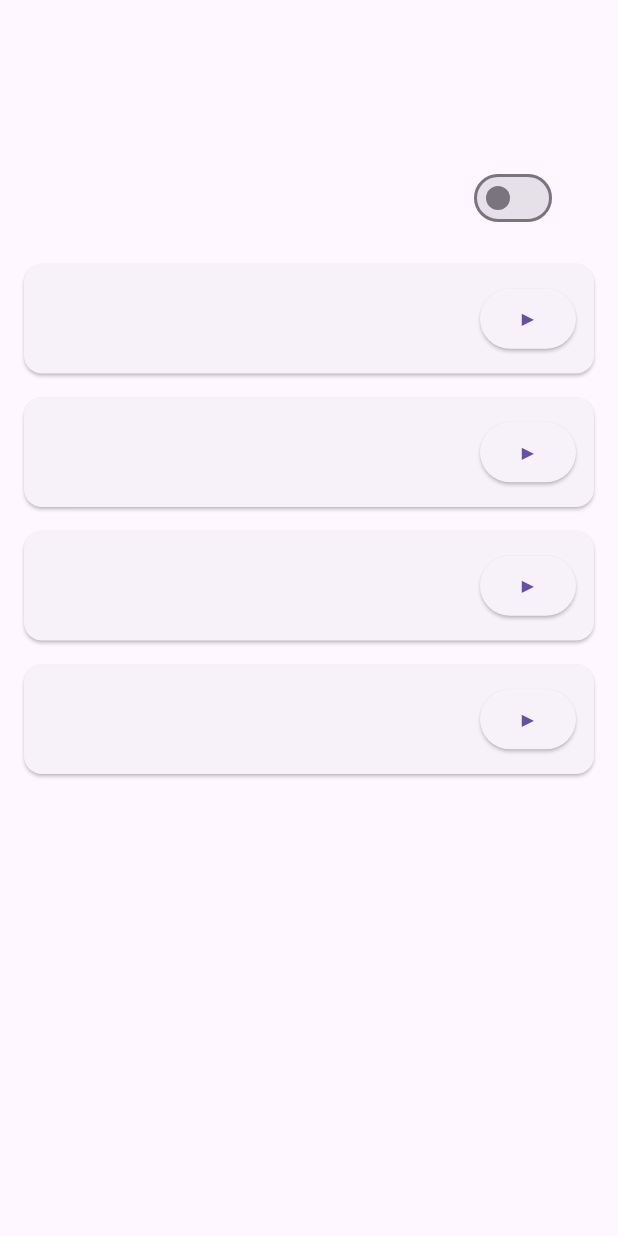
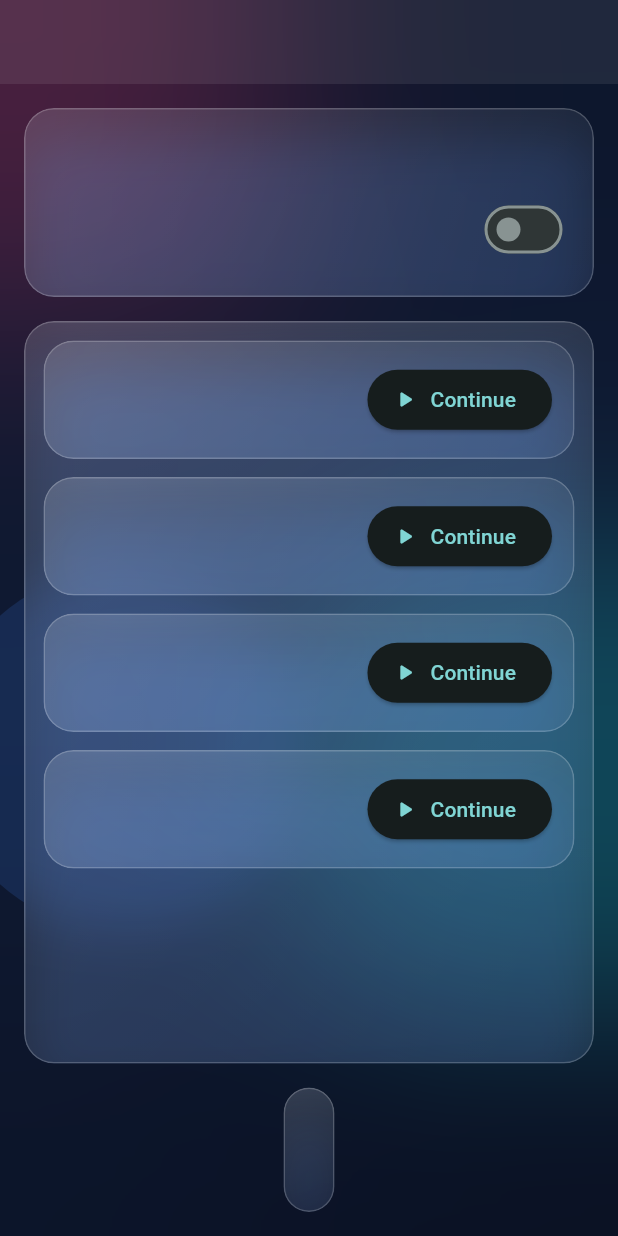
Before and after one commit to Bobagi/tictacverse, a Flutter app: the screen it shows after launch, on a phone screen of 412 x 824 dp. Run offline on Flutter 3.47's test engine with Material 3 defaults, Android fonts, the light colour scheme and no system bars.

Commit message:
Modernize board visuals and styling

```diff
--- a/lib/main.dart
+++ b/lib/main.dart
@@ -38,7 +38,16 @@ class _TicTacVerseAppState extends State<TicTacVerseApp> {
       ],
       supportedLocales: AppLocalizations.supportedLocales,
       theme: ThemeData(
-        primarySwatch: Colors.indigo,
+        colorScheme: ColorScheme.fromSeed(seedColor: Colors.cyanAccent, brightness: Brightness.dark),
+        scaffoldBackgroundColor: Colors.transparent,
+        useMaterial3: true,
+        appBarTheme: AppBarTheme(
+          backgroundColor: Colors.white.withOpacity(0.08),
+          elevation: 0,
+          foregroundColor: Colors.white,
+          centerTitle: false,
+        ),
+        textTheme: ThemeData.dark().textTheme.apply(fontFamily: 'Roboto'),
         visualDensity: VisualDensity.adaptivePlatformDensity,
       ),
       home: HomeScreen(metricsService: metricsService),
--- a/lib/services/visual_assets.dart
+++ b/lib/services/visual_assets.dart
@@ -1,8 +1,8 @@
 class VisualAssetConfig {
   VisualAssetConfig({
-    this.boardAssetPath = 'assets/board/default_board.png',
-    this.crossAssetPath = 'assets/symbols/x/default_x.png',
-    this.noughtAssetPath = 'assets/symbols/o/default_o.png',
+    this.boardAssetPath = 'assets/symbols/board/board.png',
+    this.crossAssetPath = 'assets/symbols/x/x.png',
+    this.noughtAssetPath = 'assets/symbols/o/o.png',
   });
 
   final String boardAssetPath;
--- a/lib/ui/screens/home_screen.dart
+++ b/lib/ui/screens/home_screen.dart
@@ -5,6 +5,7 @@ import '../../localization/app_localizations.dart';
 import '../../models/game_mode.dart';
 import '../../services/ad_service.dart';
 import '../../services/metrics_service.dart';
+import '../widgets/modern_background.dart';
 import '../screens/game_screen.dart';
 import '../widgets/mode_card.dart';
 
@@ -25,18 +26,25 @@ class _HomeScreenState extends State<HomeScreen> {
   @override
   Widget build(BuildContext context) {
     final AppLocalizations localization = AppLocalizations.of(context);
-    return Scaffold(
+    return ModernGradientBackground(
+      child: Scaffold(
+        backgroundColor: Colors.transparent,
         appBar: AppBar(
           title: Text(localization.appTitle),
         ),
-      body: Padding(
+        body: SafeArea(
+          child: Padding(
             padding: const EdgeInsets.all(16),
+            child: Column(
+              children: <Widget>[
+                GlassPanel(
                   child: Column(
                     crossAxisAlignment: CrossAxisAlignment.start,
                     children: <Widget>[
-            Text(localization.gameModeLabel, style: Theme.of(context).textTheme.titleMedium),
+                      Text(localization.gameModeLabel, style: Theme.of(context).textTheme.titleLarge),
                       const SizedBox(height: 8),
                       SwitchListTile(
+                        contentPadding: EdgeInsets.zero,
                         title: Text(playAgainstCpu ? localization.cpuOpponent : localization.twoPlayers),
                         value: playAgainstCpu,
                         onChanged: (bool value) {
@@ -45,10 +53,16 @@ class _HomeScreenState extends State<HomeScreen> {
                           });
                         },
                       ),
-            const SizedBox(height: 8),
+                    ],
+                  ),
+                ),
+                const SizedBox(height: 16),
                 Expanded(
-              child: ListView.builder(
+                  child: GlassPanel(
+                    padding: const EdgeInsets.all(12),
+                    child: ListView.separated(
                       itemCount: modes.length,
+                      separatorBuilder: (_, __) => const SizedBox(height: 12),
                       itemBuilder: (BuildContext context, int index) {
                         final GameModeDefinition definition = modes[index];
                         return ModeCard(
@@ -59,10 +73,21 @@ class _HomeScreenState extends State<HomeScreen> {
                       },
                     ),
                   ),
-            const SizedBox(height: 8),
-            Text(localization.adsBannerPlacement),
-            Text(localization.adInterstitialHint),
+                ),
+                const SizedBox(height: 16),
+                GlassPanel(
+                  child: Column(
+                    crossAxisAlignment: CrossAxisAlignment.start,
+                    children: <Widget>[
+                      Text(localization.adsBannerPlacement, style: Theme.of(context).textTheme.titleMedium),
+                      const SizedBox(height: 4),
+                      Text(localization.adInterstitialHint, style: Theme.of(context).textTheme.bodyMedium),
                     ],
+                  ),
+                ),
+              ],
+            ),
+          ),
         ),
       ),
     );
--- a/lib/ui/widgets/game_over_modal.dart
+++ b/lib/ui/widgets/game_over_modal.dart
@@ -1,6 +1,7 @@
 import 'package:flutter/material.dart';
 
 import '../../localization/app_localizations.dart';
+import 'modern_background.dart';
 
 class GameOverModal extends StatelessWidget {
   const GameOverModal({
@@ -21,6 +22,7 @@ class GameOverModal extends StatelessWidget {
     final AppLocalizations localization = AppLocalizations.of(context);
     return Padding(
       padding: const EdgeInsets.all(16),
+      child: GlassPanel(
         child: Column(
           mainAxisSize: MainAxisSize.min,
           children: <Widget>[
@@ -37,6 +39,7 @@ class GameOverModal extends StatelessWidget {
             ),
           ],
         ),
+      ),
     );
   }
 }
--- a/lib/ui/widgets/mode_card.dart
+++ b/lib/ui/widgets/mode_card.dart
@@ -1,4 +1,6 @@
 import 'package:flutter/material.dart';
+
+import 'modern_background.dart';
 
 class ModeCard extends StatelessWidget {
   const ModeCard({super.key, required this.title, required this.subtitle, required this.onStart});
@@ -9,10 +11,8 @@ class ModeCard extends StatelessWidget {
 
   @override
   Widget build(BuildContext context) {
-    return Card(
-      margin: const EdgeInsets.symmetric(vertical: 8),
-      child: Padding(
-        padding: const EdgeInsets.all(12),
+    return GlassPanel(
+      padding: const EdgeInsets.all(14),
       child: Row(
         mainAxisAlignment: MainAxisAlignment.spaceBetween,
         children: <Widget>[
@@ -26,9 +26,13 @@ class ModeCard extends StatelessWidget {
               ],
             ),
           ),
-            ElevatedButton(onPressed: onStart, child: const Text('▶')),
+          const SizedBox(width: 12),
+          ElevatedButton.icon(
+            onPressed: onStart,
+            icon: const Icon(Icons.play_arrow_rounded),
+            label: Text(MaterialLocalizations.of(context).continueButtonLabel),
+          ),
         ],
-        ),
       ),
     );
   }
--- /dev/null
+++ b/lib/ui/widgets/modern_background.dart
@@ -0,0 +1,104 @@
+import 'dart:ui';
+
+import 'package:flutter/material.dart';
+
+class ModernGradientBackground extends StatelessWidget {
+  const ModernGradientBackground({super.key, required this.child});
+
+  final Widget child;
+
+  @override
+  Widget build(BuildContext context) {
+    return Container(
+      decoration: const BoxDecoration(
+        gradient: LinearGradient(
+          colors: <Color>[
+            Color(0xFF0B1224),
+            Color(0xFF0F1B35),
+            Color(0xFF0A0F1F),
+          ],
+          begin: Alignment.topLeft,
+          end: Alignment.bottomRight,
+        ),
+      ),
+      child: Stack(
+        children: <Widget>[
+          _buildGlowingCircle(
+            color: Colors.pinkAccent.withOpacity(0.25),
+            diameter: 260,
+            offset: const Offset(-60, -40),
+          ),
+          _buildGlowingCircle(
+            color: Colors.cyanAccent.withOpacity(0.2),
+            diameter: 320,
+            offset: const Offset(180, 360),
+          ),
+          _buildGlowingCircle(
+            color: Colors.blueAccent.withOpacity(0.15),
+            diameter: 240,
+            offset: const Offset(-40, 380),
+          ),
+          Positioned.fill(child: child),
+        ],
+      ),
+    );
+  }
+
+  Widget _buildGlowingCircle({required Color color, required double diameter, required Offset offset}) {
+    return Positioned(
+      left: offset.dx,
+      top: offset.dy,
+      child: BackdropFilter(
+        filter: ImageFilter.blur(sigmaX: 60, sigmaY: 60),
+        child: Container(
+          width: diameter,
+          height: diameter,
+          decoration: BoxDecoration(
+            shape: BoxShape.circle,
+            color: color,
+          ),
+        ),
+      ),
+    );
+  }
+}
+
+class GlassPanel extends StatelessWidget {
+  const GlassPanel({super.key, required this.child, this.padding = const EdgeInsets.all(16)});
+
+  final Widget child;
+  final EdgeInsets padding;
+
+  @override
+  Widget build(BuildContext context) {
+    return ClipRRect(
+      borderRadius: BorderRadius.circular(20),
+      child: BackdropFilter(
+        filter: ImageFilter.blur(sigmaX: 18, sigmaY: 18),
+        child: Container(
+          padding: padding,
+          decoration: BoxDecoration(
+            gradient: LinearGradient(
+              colors: <Color>[
+                Colors.white.withOpacity(0.15),
+                Colors.white.withOpacity(0.06),
+              ],
+              begin: Alignment.topLeft,
+              end: Alignment.bottomRight,
+            ),
+            borderRadius: BorderRadius.circular(20),
+            border: Border.all(color: Colors.white.withOpacity(0.2)),
+            boxShadow: <BoxShadow>[
+              BoxShadow(
+                color: Colors.blueAccent.withOpacity(0.15),
+                blurRadius: 30,
+                offset: const Offset(0, 20),
+              ),
+            ],
+          ),
+          child: child,
+        ),
+      ),
+    );
+  }
+}
--- a/pubspec.yaml
+++ b/pubspec.yaml
@@ -21,7 +21,7 @@ dev_dependencies:
 flutter:
   uses-material-design: true
   assets:
-    - assets/board/
+    - assets/symbols/board/
     - assets/symbols/x/
     - assets/symbols/o/
     - l10n/
```
Also changed, not shown: lib/ui/screens/game_screen.dart (+22 -13 lines), lib/ui/widgets/game_board.dart (+61 -18 lines), 1 other file. Lines whose indentation alone changed are shown as unchanged.
